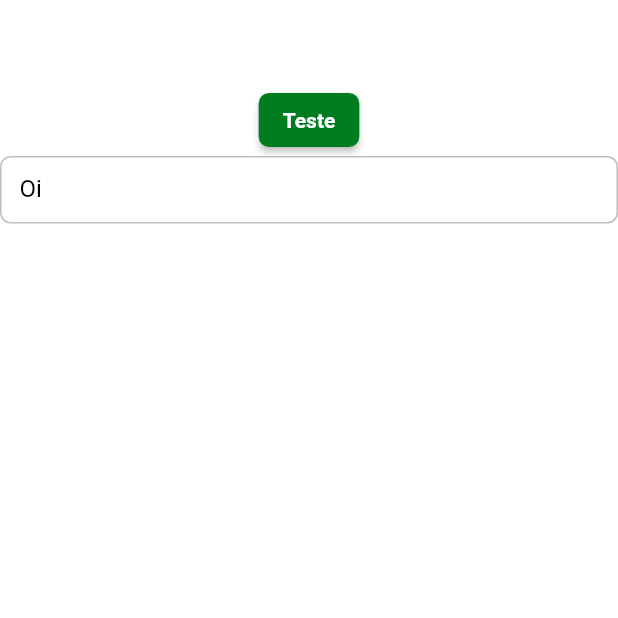
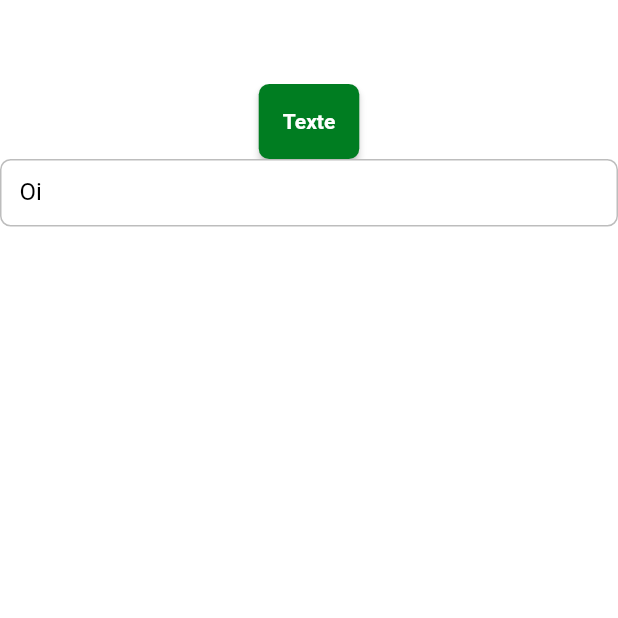
Before and after one commit to danieldcastro/dart_week_9_delivery_app, a Flutter app: the screen it shows after launch, on a phone screen of 412 x 824 dp, the top half of it. Run offline on Flutter 3.47's test engine with Material 2 defaults, Android fonts, the phone set to English and light mode, and no system bars; Roboto replaces fonts that are missing (mplus1).

Commit message:
✨ Feature: Created global widget DeliveryButton

```diff
--- /dev/null
+++ b/lib/app/core/ui/widgets/delivery_button.dart
@@ -0,0 +1,27 @@
+import 'package:flutter/material.dart';
+
+class DeliveryButton extends StatelessWidget {
+  final String label;
+  final VoidCallback? onPressed;
+  final double? width;
+  final double? height;
+
+  const DeliveryButton(
+      {super.key,
+      required this.label,
+      required this.onPressed,
+      this.width,
+      this.height = 50});
+
+  @override
+  Widget build(BuildContext context) {
+    return SizedBox(
+      height: height,
+      width: width,
+      child: ElevatedButton(
+        onPressed: onPressed,
+        child: Text(label),
+      ),
+    );
+  }
+}
--- a/lib/app/pages/splash/splash_page.dart
+++ b/lib/app/pages/splash/splash_page.dart
@@ -1,4 +1,6 @@
 import 'package:flutter/material.dart';
+
+import '../../core/ui/widgets/delivery_button.dart';
 
 class SplashPage extends StatelessWidget {
   const SplashPage({super.key});
@@ -11,7 +13,10 @@ class SplashPage extends StatelessWidget {
       ),
       body: Column(
         children: [
-          ElevatedButton(onPressed: () {}, child: const Text('Teste')),
+          DeliveryButton(
+            label: 'Texte',
+            onPressed: () {},
+          ),
           TextFormField(
             decoration: const InputDecoration(labelText: 'Oi'),
           )
```
Also changed, not shown: 1 other file.
